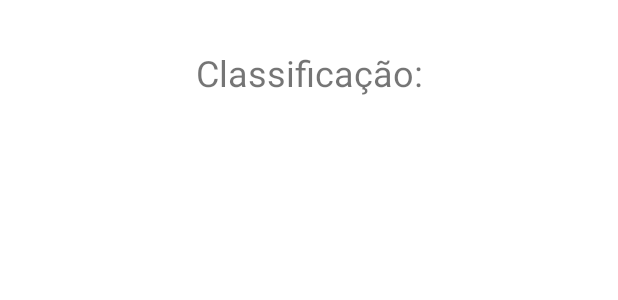
After one commit to danielrn07/app_quiz, an Android app: the layout activity_rank.xml on its own in the app's theme, with its tools: preview values and no code run, on a phone screen of 412 x 824 dp. The commit adds this screen. Shown: the top 300 px of the screen. Run offline under Robolectric (Android 15) with nearby library versions, the phone set to English and light mode, and no system bars.

Commit message:
Implementa botão que ao ser clicado leva para a tela de classificação

```diff
--- /dev/null
+++ b/app/src/main/res/layout/activity_rank.xml
@@ -0,0 +1,20 @@
+<?xml version="1.0" encoding="utf-8"?>
+<androidx.constraintlayout.widget.ConstraintLayout xmlns:android="http://schemas.android.com/apk/res/android"
+    xmlns:app="http://schemas.android.com/apk/res-auto"
+    xmlns:tools="http://schemas.android.com/tools"
+    android:layout_width="match_parent"
+    android:layout_height="match_parent"
+    android:padding="32dp"
+    tools:context=".RankActivity">
+
+    <TextView
+        android:id="@+id/textView"
+        android:layout_width="wrap_content"
+        android:layout_height="wrap_content"
+        android:text="Classificação:"
+        android:textSize="24sp"
+        app:layout_constraintEnd_toEndOf="parent"
+        app:layout_constraintHorizontal_bias="0.5"
+        app:layout_constraintStart_toStartOf="parent"
+        app:layout_constraintTop_toTopOf="parent" />
+</androidx.constraintlayout.widget.ConstraintLayout>
```
Also changed, not shown: app/src/main/java/br/edu/infnet/app_quiz_assessment/InitialActivity.kt (+14 -6 lines), app/src/main/java/br/edu/infnet/app_quiz_assessment/RankActivity.kt (added, +18 -0 lines), app/src/main/res/layout/activity_initial.xml (+11 -0 lines).
